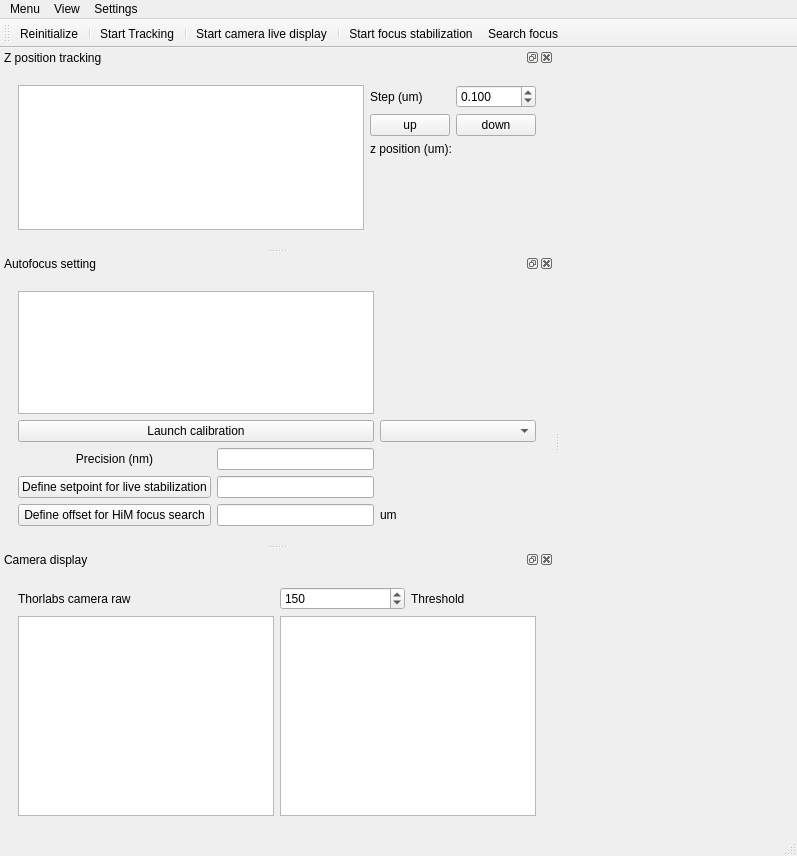
Above: gui/focus/ui_focus_v3.ui from NollmannLab/qudi-HiM before the change. Below: the same form after it.
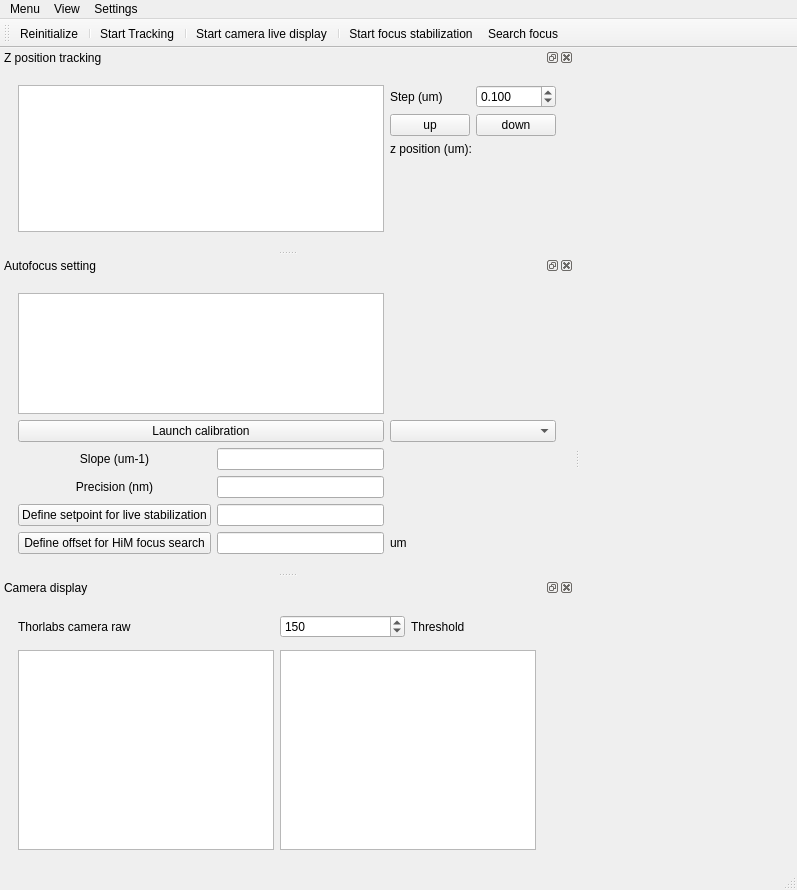
That is the form after the change. Custom widgets are drawn as their Qt base class.

```diff
--- a/gui/focus/ui_focus_v3.ui
+++ b/gui/focus/ui_focus_v3.ui
@@ -7,7 +7,7 @@
     <x>0</x>
     <y>0</y>
     <width>797</width>
-    <height>856</height>
+    <height>890</height>
    </rect>
   </property>
   <property name="windowTitle">
@@ -168,24 +168,37 @@
         <bool>true</bool>
        </property>
        <layout class="QGridLayout" name="gridLayout_7">
-        <item row="2" column="0">
-         <widget class="QLabel" name="label_3">
+        <item row="1" column="0" colspan="2">
+         <widget class="QPushButton" name="calibration_PushButton">
           <property name="text">
-           <string>Precision (nm)</string>
+           <string>Launch calibration</string>
           </property>
-          <property name="alignment">
-           <set>Qt::AlignCenter</set>
+          <property name="checkable">
+           <bool>true</bool>
           </property>
          </widget>
         </item>
-        <item row="3" column="0">
+        <item row="3" column="1">
+         <widget class="QLineEdit" name="precision_lineEdit"/>
+        </item>
+        <item row="5" column="1">
+         <widget class="QLineEdit" name="offset_lineEdit"/>
+        </item>
+        <item row="4" column="0">
          <widget class="QPushButton" name="setpoint_PushButton">
           <property name="text">
            <string>Define setpoint for live stabilization</string>
           </property>
          </widget>
         </item>
-        <item row="4" column="0">
+        <item row="5" column="2">
+         <widget class="QLabel" name="offset_unit_label">
+          <property name="text">
+           <string>um</string>
+          </property>
+         </widget>
+        </item>
+        <item row="5" column="0">
          <widget class="QPushButton" name="find_offset_PushButton">
           <property name="text">
            <string>Define offset for HiM focus search</string>
@@ -193,37 +206,27 @@
          </widget>
         </item>
         <item row="4" column="1">
-         <widget class="QLineEdit" name="offset_lineEdit"/>
-        </item>
-        <item row="4" column="2">
-         <widget class="QLabel" name="offset_unit_label">
-          <property name="text">
-           <string>um</string>
-          </property>
-         </widget>
-        </item>
-        <item row="3" column="1">
          <widget class="QLineEdit" name="setpoint_lineEdit"/>
         </item>
-        <item row="2" column="1">
-         <widget class="QLineEdit" name="precision_lineEdit"/>
-        </item>
-        <item row="1" column="0" colspan="2">
-         <widget class="QPushButton" name="calibration_PushButton">
-          <property name="text">
-           <string>Launch calibration</string>
-          </property>
-          <property name="checkable">
-           <bool>true</bool>
-          </property>
-         </widget>
-        </item>
         <item row="0" column="0" colspan="2">
          <widget class="PlotWidget" name="calibration_PlotWidget"/>
         </item>
+        <item row="2" column="1">
+         <widget class="QLineEdit" name="slope_lineEdit"/>
+        </item>
         <item row="1" column="2">
          <widget class="QComboBox" name="comboBox"/>
         </item>
+        <item row="2" column="0">
+         <widget class="QLabel" name="slope_Label">
+          <property name="text">
+           <string>Slope (um-1)</string>
+          </property>
+          <property name="alignment">
+           <set>Qt::AlignCenter</set>
+          </property>
+         </widget>
+        </item>
         <item row="0" column="2">
          <spacer name="horizontalSpacer">
           <property name="orientation">
@@ -237,6 +240,16 @@
           </property>
          </spacer>
         </item>
+        <item row="3" column="0">
+         <widget class="QLabel" name="label_3">
+          <property name="text">
+           <string>Precision (nm)</string>
+          </property>
+          <property name="alignment">
+           <set>Qt::AlignCenter</set>
+          </property>
+         </widget>
+        </item>
        </layout>
       </widget>
      </item>
@@ -252,14 +265,14 @@
    </attribute>
    <widget class="QWidget" name="dockWidgetContents_4">
     <layout class="QGridLayout" name="gridLayout_5">
-     <item row="0" column="0">
+     <item row="1" column="0">
       <widget class="QWidget" name="widget_3" native="true">
        <property name="autoFillBackground">
         <bool>true</bool>
        </property>
        <layout class="QGridLayout" name="gridLayout_3">
-        <item row="1" column="0">
-         <widget class="PlotWidget" name="raw_image_PlotWidget">
+        <item row="3" column="1">
+         <widget class="PlotWidget" name="threshold_image_PlotWidget">
           <property name="sizePolicy">
            <sizepolicy hsizetype="Expanding" vsizetype="Expanding">
             <horstretch>0</horstretch>
@@ -283,7 +296,7 @@
           </property>
          </widget>
         </item>
-        <item row="0" column="0">
+        <item row="1" column="0">
          <widget class="QLabel" name="live_label">
           <property name="text">
            <string>Thorlabs camera raw</string>
@@ -291,31 +304,6 @@
          </widget>
         </item>
         <item row="1" column="1">
-         <widget class="PlotWidget" name="threshold_image_PlotWidget">
-          <property name="sizePolicy">
-           <sizepolicy hsizetype="Expanding" vsizetype="Expanding">
-            <horstretch>0</horstretch>
-            <verstretch>0</verstretch>
-           </sizepolicy>
-          </property>
-          <property name="minimumSize">
-           <size>
-            <width>200</width>
-            <height>200</height>
-           </size>
-          </property>
-          <property name="maximumSize">
-           <size>
-            <width>300</width>
-            <height>300</height>
-           </size>
-          </property>
-          <property name="transformationAnchor">
-           <enum>QGraphicsView::AnchorUnderMouse</enum>
-          </property>
-         </widget>
-        </item>
-        <item row="0" column="1">
          <layout class="QHBoxLayout" name="horizontalLayout">
           <item>
            <widget class="QSpinBox" name="threshold_SpinBox">
@@ -339,6 +327,44 @@
           </item>
          </layout>
         </item>
+        <item row="3" column="0">
+         <widget class="PlotWidget" name="raw_image_PlotWidget">
+          <property name="sizePolicy">
+           <sizepolicy hsizetype="Expanding" vsizetype="Expanding">
+            <horstretch>0</horstretch>
+            <verstretch>0</verstretch>
+           </sizepolicy>
+          </property>
+          <property name="minimumSize">
+           <size>
+            <width>200</width>
+            <height>200</height>
+           </size>
+          </property>
+          <property name="maximumSize">
+           <size>
+            <width>300</width>
+            <height>300</height>
+           </size>
+          </property>
+          <property name="transformationAnchor">
+           <enum>QGraphicsView::AnchorUnderMouse</enum>
+          </property>
+         </widget>
+        </item>
+        <item row="1" column="2" rowspan="3">
+         <spacer name="verticalSpacer_2">
+          <property name="orientation">
+           <enum>Qt::Vertical</enum>
+          </property>
+          <property name="sizeHint" stdset="0">
+           <size>
+            <width>20</width>
+            <height>40</height>
+           </size>
+          </property>
+         </spacer>
+        </item>
        </layout>
       </widget>
      </item>
```
